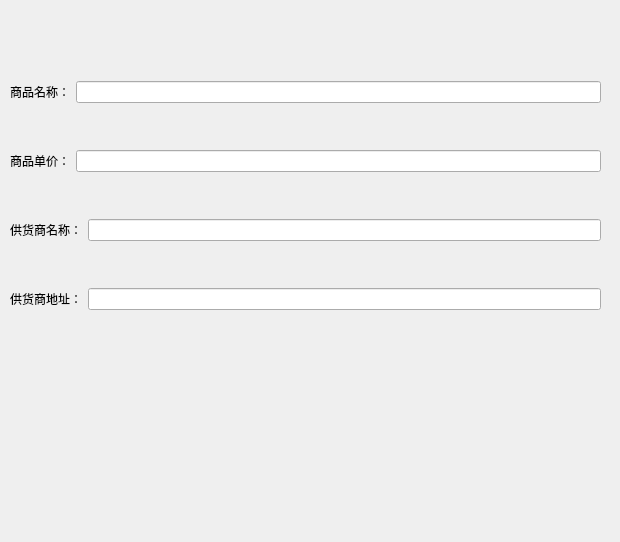
The window that stock_dialog.ui (liwen123cd/curly-tribble) describes before a commit, drawn with Qt 5.
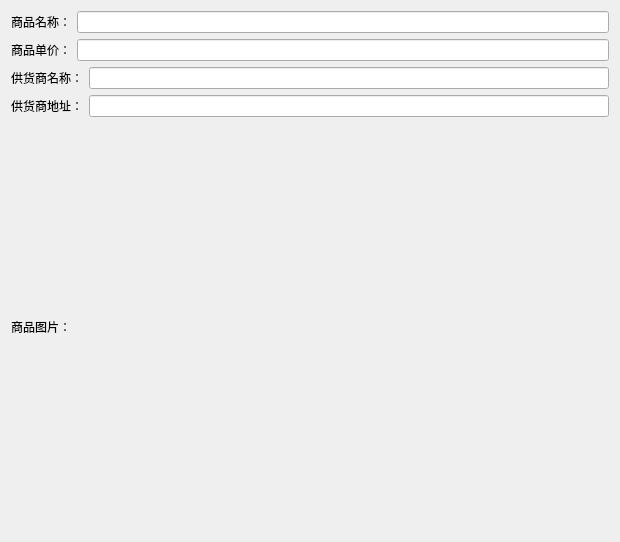
The same window after the commit.

Commit message: 增加商品图片的功能

The edit to the form file:
```diff
--- a/stock_dialog.ui
+++ b/stock_dialog.ui
@@ -10,6 +10,12 @@
     <height>542</height>
    </rect>
   </property>
+  <property name="maximumSize">
+   <size>
+    <width>800</width>
+    <height>800</height>
+   </size>
+  </property>
   <property name="font">
    <font>
     <family>Microsoft YaHei UI</family>
@@ -18,15 +24,8 @@
   <property name="windowTitle">
    <string>商品信息窗口</string>
   </property>
-  <widget class="QWidget" name="layoutWidget">
-   <property name="geometry">
-    <rect>
-     <x>10</x>
-     <y>40</y>
-     <width>591</width>
-     <height>311</height>
-    </rect>
-   </property>
+  <layout class="QGridLayout" name="gridLayout">
+   <item row="0" column="0">
    <layout class="QVBoxLayout" name="verticalLayout_2">
     <item>
      <layout class="QHBoxLayout" name="horizontalLayout">
@@ -100,8 +99,16 @@
       </item>
      </layout>
     </item>
-   </layout>
-  </widget>
+     <item>
+      <widget class="QLabel" name="label_5">
+       <property name="text">
+        <string>商品图片：</string>
+       </property>
+      </widget>
+     </item>
+    </layout>
+   </item>
+  </layout>
  </widget>
  <resources/>
  <connections/>
```
Lines whose indentation alone changed are shown as unchanged. The commit also changes 10 other files.
